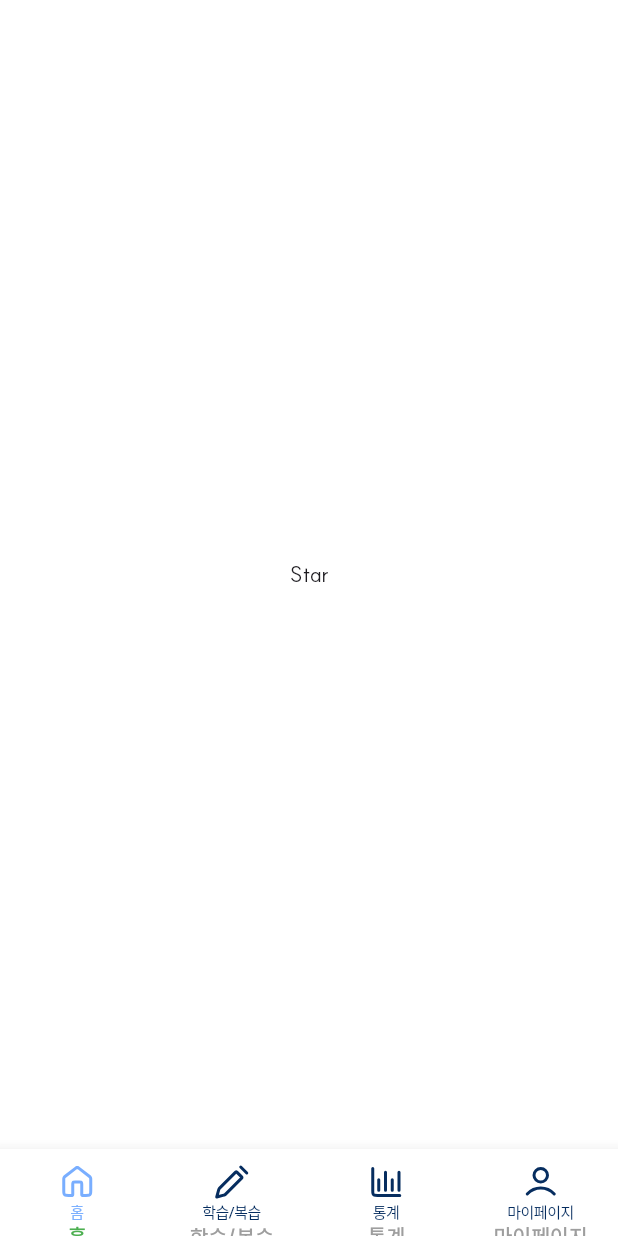
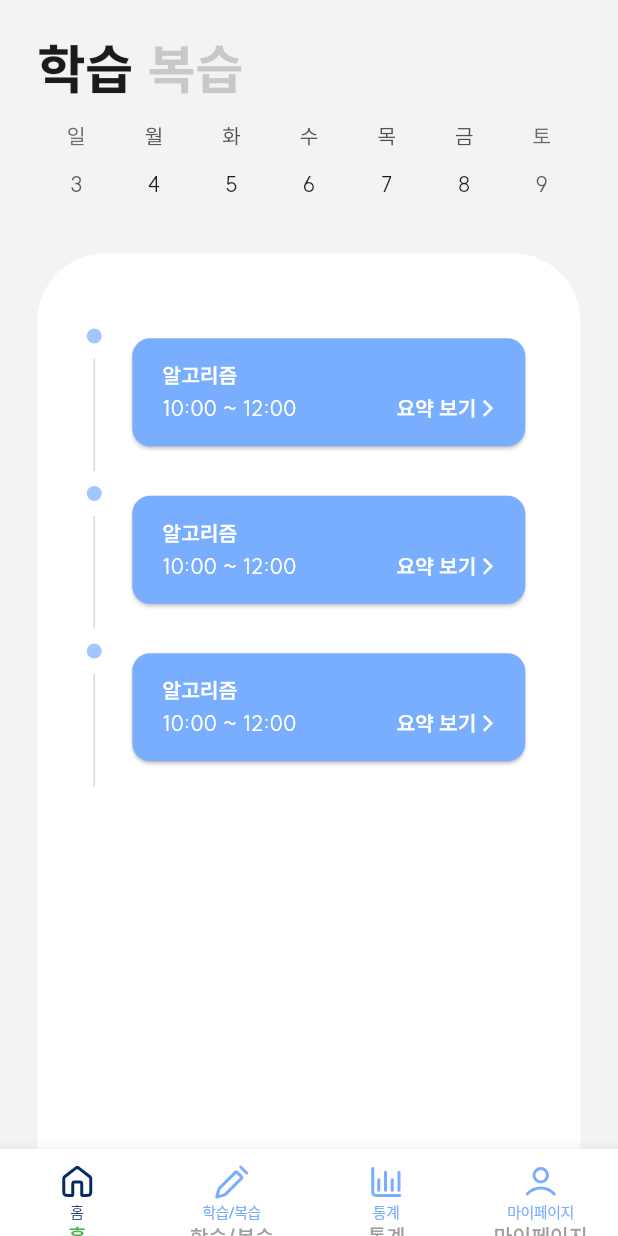
Before and after one commit to Creative-Semester-AI-Study/FE, a Flutter app: the screen it shows after launch, swiped to page 2, on a phone screen of 412 x 824 dp. Run offline on Flutter 3.47's test engine with Material 3 defaults, Android fonts, the phone set to English and light mode, and no system bars; drawn by our look-alikes of auto_size_text, stylish_bottom_bar, table_calendar; our stand-ins replace flutter_svg, gap; Roboto replaces fonts that are missing (Pretendard); project files that could hold a hidden picture were left out.

Commit message:
✨ Calender style added, complete card created

```diff
--- a/lib/bottom_bar.dart
+++ b/lib/bottom_bar.dart
@@ -7,6 +7,7 @@ import 'package:study_helper/bottom_bar_icon.dart';
 import 'package:study_helper/screens/home_screen.dart';
 import 'package:study_helper/screens/info_screen.dart';
 import 'package:study_helper/screens/profile_screen.dart';
+import 'package:study_helper/screens/study_screen.dart';
 import 'package:study_helper/theme/theme_colors.dart';
 import 'package:stylish_bottom_bar/stylish_bottom_bar.dart';
 
@@ -72,7 +73,7 @@ class _BottomBarState extends State<BottomBar> {
           controller: controller,
           children: [
             const HomeScreen(),
-            const Center(child: Text('Star')),
+            const StudyScreen(),
             const InfoScreen(),
             ProfileScreen(),
           ],
--- a/lib/bottom_bar_icon.dart
+++ b/lib/bottom_bar_icon.dart
@@ -3,17 +3,6 @@ import 'package:flutter_svg/svg.dart';
 import 'package:gap/gap.dart';
 import 'package:study_helper/theme/theme_colors.dart';
 import 'package:stylish_bottom_bar/model/bar_items.dart';
-
-BottomBarItem _bottomBarItem({
-  required String icon,
-  required String text,
-}) {
-  return BottomBarItem(
-    icon: bottomBarIcon(icon, text, isSelected: true),
-    selectedIcon: bottomBarIcon(icon, text, isSelected: false),
-    title: Text(text),
-  );
-}
 
 Widget bottomBarIcon(
   String icon,
--- /dev/null
+++ b/lib/buttons/button_complete.dart
@@ -0,0 +1,86 @@
+import 'package:auto_size_text/auto_size_text.dart';
+import 'package:flutter/cupertino.dart';
+import 'package:flutter/material.dart';
+import 'package:gap/gap.dart';
+import 'package:study_helper/theme/theme_colors.dart';
+
+Widget buttonCompleted() {
+  return Row(
+    mainAxisAlignment: MainAxisAlignment.spaceAround,
+    children: [
+      Flexible(
+        flex: 1,
+        child: Column(
+          children: [
+            const Gap(10),
+            Container(
+              decoration: const BoxDecoration(
+                color: colorFinishedCircle,
+                borderRadius: BorderRadius.all(
+                  Radius.circular(100),
+                ),
+              ),
+              height: 10,
+              width: 10,
+            ),
+            const Gap(10),
+            Container(
+              decoration: const BoxDecoration(
+                color: colorLine,
+              ),
+              height: 75,
+              width: 1,
+            )
+          ],
+        ),
+      ),
+      const Gap(5),
+      Flexible(
+        flex: 10,
+        child: Transform.translate(
+          offset: const Offset(0, 0),
+          child: const Card(
+            elevation: 1,
+            color: colorBottomBarSelected,
+            child: Padding(
+              padding: EdgeInsets.symmetric(horizontal: 20.0, vertical: 15.0),
+              child: Column(
+                crossAxisAlignment: CrossAxisAlignment.start,
+                children: [
+                  AutoSizeText(
+                    "알고리즘",
+                    maxLines: 1,
+                    style: TextStyle(
+                      color: Colors.white,
+                      fontWeight: FontWeight.w700,
+                    ),
+                  ),
+                  Gap(2),
+                  Row(
+                    mainAxisAlignment: MainAxisAlignment.spaceBetween,
+                    children: [
+                      Text(
+                        "10:00 ~ 12:00",
+                        style: TextStyle(
+                          color: Colors.white,
+                          fontWeight: FontWeight.w500,
+                        ),
+                      ),
+                      Text(
+                        "요약 보기 >",
+                        style: TextStyle(
+                          color: Colors.white,
+                          fontWeight: FontWeight.w700,
+                        ),
+                      ),
+                    ],
+                  )
+                ],
+              ),
+            ),
+          ),
+        ),
+      )
+    ],
+  );
+}
--- a/lib/buttons/category_button.dart
+++ b/lib/buttons/category_button.dart
@@ -6,7 +6,7 @@ Widget categoryButton(String value) {
     borderRadius: BorderRadius.circular(100),
     child: Container(
       height: 39,
-      color: colorMainScreen,
+      color: colorDefault,
       child: Padding(
         padding: const EdgeInsets.symmetric(horizontal: 24, vertical: 9),
         child: Text(
--- a/lib/buttons/detail_category_button.dart
+++ b/lib/buttons/detail_category_button.dart
@@ -12,7 +12,7 @@ Widget detailCategoryButton(String value) {
         child: Text(
           value,
           style: const TextStyle(
-            color: colorMainScreen,
+            color: colorDefault,
             fontSize: 17,
             fontWeight: FontWeight.w500,
             letterSpacing: -0.3,
--- a/lib/cards/info_card.dart
+++ b/lib/cards/info_card.dart
@@ -33,7 +33,7 @@ Widget infoCard(String title, String detail) {
                   title,
                   maxLines: 1,
                   style: const TextStyle(
-                    color: colorMainScreen,
+                    color: colorDefault,
                     overflow: TextOverflow.ellipsis,
                     fontSize: 20,
                     fontWeight: FontWeight.w800,
--- a/lib/main.dart
+++ b/lib/main.dart
@@ -1,5 +1,7 @@
 import 'package:flutter/material.dart';
 import 'package:study_helper/bottom_bar.dart';
+import 'package:flutter_localizations/flutter_localizations.dart';
+import 'package:study_helper/theme/theme_colors.dart';
 
 void main() {
   runApp(const MyApp());
@@ -10,10 +12,19 @@ class MyApp extends StatelessWidget {
   @override
   Widget build(BuildContext context) {
     return MaterialApp(
+      localizationsDelegates: const [
+        GlobalMaterialLocalizations.delegate,
+        GlobalWidgetsLocalizations.delegate,
+        GlobalCupertinoLocalizations.delegate,
+      ],
+      supportedLocales: const [
+        Locale('ko', 'KR'),
+        // include country code too
+      ],
       debugShowCheckedModeBanner: false,
       title: '튜디',
       theme: ThemeData(
-        scaffoldBackgroundColor: Colors.white,
+        scaffoldBackgroundColor: colorDefaultBackground,
         fontFamily: "SUIT",
         useMaterial3: true,
       ),
--- /dev/null
+++ b/lib/screens/study_screen.dart
@@ -0,0 +1,128 @@
+import 'package:auto_size_text/auto_size_text.dart';
+import 'package:flutter/cupertino.dart';
+import 'package:flutter/material.dart';
+import 'package:gap/gap.dart';
+import 'package:study_helper/buttons/button_complete.dart';
+import 'package:study_helper/theme/theme_colors.dart';
+import 'package:table_calendar/table_calendar.dart';
+
+class StudyScreen extends StatefulWidget {
+  const StudyScreen({super.key});
+
+  @override
+  State<StudyScreen> createState() => _StudyScreenState();
+}
+
+bool isStudy = true;
+DateTime _focusedDay = DateTime.now();
+
+class _StudyScreenState extends State<StudyScreen> {
+  DateTime? _selectedDay;
+
+  @override
+  Widget build(BuildContext context) {
+    return Scaffold(
+      body: Padding(
+        padding: const EdgeInsets.only(
+          left: 25,
+          right: 25,
+          top: 20,
+        ),
+        child: Column(
+          children: [
+            Row(
+              children: [
+                GestureDetector(
+                  onTap: () {
+                    if (!isStudy) {
+                      setState(() {
+                        isStudy = true;
+                      });
+                    }
+                  },
+                  child: Text(
+                    "학습",
+                    style: TextStyle(
+                      fontSize: 36,
+                      fontWeight: FontWeight.w800,
+                      color: isStudy ? colorDefault : colorDisabled,
+                    ),
+                  ),
+                ),
+                const Gap(10),
+                GestureDetector(
+                  onTap: () {
+                    if (isStudy) {
+                      setState(() {
+                        isStudy = false;
+                      });
+                    }
+                  },
+                  child: Text(
+                    "복습",
+                    style: TextStyle(
+                      fontSize: 36,
+                      fontWeight: FontWeight.w800,
+                      color: isStudy ? colorDisabled : colorDefault,
+                    ),
+                  ),
+                ),
+              ],
+            ),
+            const Gap(10),
+            TableCalendar(
+              focusedDay: _focusedDay,
+              headerVisible: false,
+              startingDayOfWeek: StartingDayOfWeek.sunday,
+              calendarFormat: CalendarFormat.week,
+              locale: 'ko-kr',
+              onPageChanged: (focusedDay) {
+                _focusedDay = focusedDay;
+              },
+              selectedDayPredicate: (day) {
+                return isSameDay(_selectedDay, day);
+              },
+              onDaySelected: (selectedDay, focusedDay) {
+                setState(() {
+                  _selectedDay = selectedDay;
+                  _focusedDay = focusedDay;
+                });
+              },
+              firstDay: DateTime(2024, 1, 1),
+              lastDay: DateTime(2030, 12, 30),
+              // headerStyle: HeaderStyle(),
+              calendarStyle: const CalendarStyle(isTodayHighlighted: false),
+            ),
+            const Gap(20),
+            Expanded(
+              flex: 1,
+              child: PhysicalModel(
+                color: Colors.white,
+                elevation: 0.1,
+                shadowColor: const Color(0x00000010),
+                borderRadius: const BorderRadius.only(
+                  topLeft: Radius.circular(45),
+                  topRight: Radius.circular(45),
+                ),
+                clipBehavior: Clip.hardEdge,
+                child: SingleChildScrollView(
+                  child: Padding(
+                    padding:
+                        const EdgeInsets.only(top: 40, left: 30, right: 30),
+                    child: Column(
+                      children: [
+                        buttonCompleted(),
+                        buttonCompleted(),
+                        buttonCompleted(),
+                      ],
+                    ),
+                  ),
+                ),
+              ),
+            )
+          ],
+        ),
+      ),
+    );
+  }
+}
--- a/lib/theme/theme_colors.dart
+++ b/lib/theme/theme_colors.dart
@@ -1,8 +1,12 @@
 import 'dart:ui';
 
-const colorBottomBarDefault = Color(0xFF79AEFF);
-const colorBottomBarSelected = Color(0xFF062D5F);
-const colorMainScreen = Color(0xFF1b1b1b);
+const colorBottomBarSelected = Color(0xFF79AEFF);
+const colorFinishedCircle = Color.fromARGB(179, 121, 175, 255);
+const colorLine = Color(0x30062D5F);
+const colorBottomBarDefault = Color(0xFF062D5F);
+const colorDefaultBackground = Color(0xFFF3F3F3);
+const colorDefault = Color(0xFF1b1b1b);
+const colorDisabled = Color.fromARGB(51, 27, 27, 27);
 const colorMainContact = Color(0xFF474747);
 const colorLoginSelectBorder = Color(0xFF656565);
 const colorDefaultBorder = Color(0xFF9f9f9f);
--- a/pubspec.yaml
+++ b/pubspec.yaml
@@ -40,6 +40,9 @@ dependencies:
   flutter_svg: ^2.0.9
   gap: ^3.0.1
   animations: ^2.0.11
+  table_calendar: ^3.1.2
+  flutter_localization: ^0.2.2
+  auto_size_text: ^3.0.0
 
 dev_dependencies:
   flutter_test:
```
Also changed, not shown: pubspec.lock, 3 other files.
